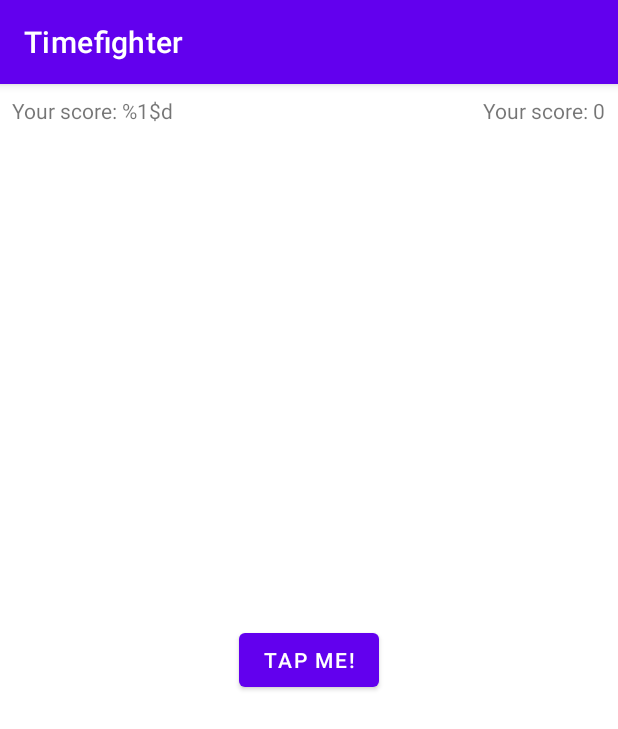
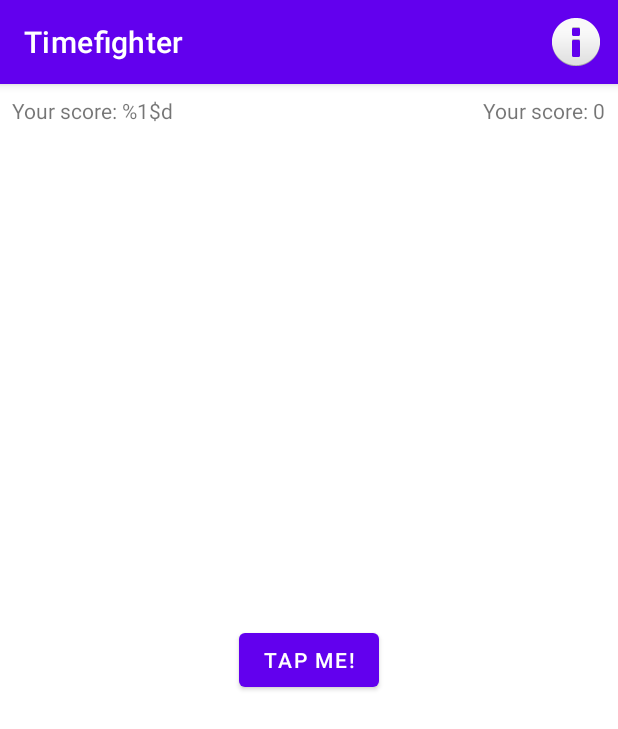
Before and after one commit to artyomKrupskiy/TimeFighter, an Android app: the screen it shows after launch (MainActivity), on a phone screen of 412 x 824 dp. Shown: the top 729 px of the screen. Run offline under Robolectric (Android 15) with nearby library versions, the phone set to English and light mode, and no system bars.

Commit message:
feature: added info menu item and animation of button

```diff
--- a/app/src/main/java/com/example/timefighter/MainActivity.kt
+++ b/app/src/main/java/com/example/timefighter/MainActivity.kt
@@ -4,9 +4,13 @@ import androidx.appcompat.app.AppCompatActivity
 import android.os.Bundle
 import android.os.CountDownTimer
 import android.util.Log
+import android.view.Menu
+import android.view.MenuItem
+import android.view.animation.AnimationUtils
 import android.widget.Button
 import android.widget.TextView
 import android.widget.Toast
+import androidx.appcompat.app.AlertDialog
 
 class MainActivity : AppCompatActivity() {
     private val TAG = MainActivity::class.java.simpleName
@@ -38,7 +42,11 @@ class MainActivity : AppCompatActivity() {
         timeLeftTextView = findViewById(R.id.time_left_text_view)
         tapMeButton = findViewById(R.id.tap_me_button)
 
-        tapMeButton.setOnClickListener { incrementScore() }
+        tapMeButton.setOnClickListener { v->
+            val bounceAnimation = AnimationUtils.loadAnimation(this, R.anim.bounce)
+            v.startAnimation(bounceAnimation)
+            incrementScore()
+        }
 
         if (savedInstanceState != null) {
             score = savedInstanceState.getInt(SCORE_KEY)
@@ -63,6 +71,31 @@ class MainActivity : AppCompatActivity() {
         super.onDestroy()
 
         Log.d(TAG, "onDestroy called")
+    }
+
+    override fun onCreateOptionsMenu(menu: Menu?): Boolean {
+        super.onCreateOptionsMenu(menu)
+        menuInflater.inflate(R.menu.menu, menu)
+        return true
+    }
+
+    override fun onOptionsItemSelected(item: MenuItem): Boolean {
+        if (item.itemId == R.id.about_item) {
+            showInfo()
+        }
+
+        return true
+    }
+
+    private fun showInfo() {
+        val dialogTitle = getString(R.string.about_title, BuildConfig.VERSION_NAME)
+        val dialogMessage = getString(R.string.about_message)
+
+        val builder = AlertDialog.Builder(this)
+
+        builder.setTitle(dialogTitle)
+        builder.setMessage(dialogMessage)
+        builder.create().show()
     }
 
     private fun incrementScore() {
--- /dev/null
+++ b/app/src/main/res/anim/bounce.xml
@@ -0,0 +1,14 @@
+<?xml version="1.0" encoding="utf-8"?>
+<set xmlns:android="http://schemas.android.com/apk/res/android"
+    android:fillAfter="true"
+    android:interpolator="@android:anim/bounce_interpolator">
+
+    <scale
+        android:duration="2000"
+        android:fromXScale="2.0"
+        android:fromYScale="2.0"
+        android:pivotX="50%"
+        android:pivotY="50%"
+        android:toXScale="1.0"
+        android:toYScale="1.0"/>
+</set>
--- /dev/null
+++ b/app/src/main/res/menu/menu.xml
@@ -0,0 +1,10 @@
+<?xml version="1.0" encoding="utf-8"?>
+<menu xmlns:app="http://schemas.android.com/apk/res-auto"
+    xmlns:android="http://schemas.android.com/apk/res/android">
+
+    <item
+        android:id="@+id/about_item"
+        android:icon="@android:drawable/ic_dialog_info"
+        android:title="About"
+        app:showAsAction="always" />
+</menu>
--- a/app/src/main/res/values/strings.xml
+++ b/app/src/main/res/values/strings.xml
@@ -1,5 +1,7 @@
 <resources>
     <string name="app_name">Timefighter</string>
+    <string name="about_title">Timefighter %1$s</string>
+    <string name="about_message">Created by Artyom Krupskiy</string>
     <string name="tap_me">Tap me!</string>
     <string name="your_score">Your score: %1$d</string>
     <string name="time_left">Time left: %1$d</string>
```
